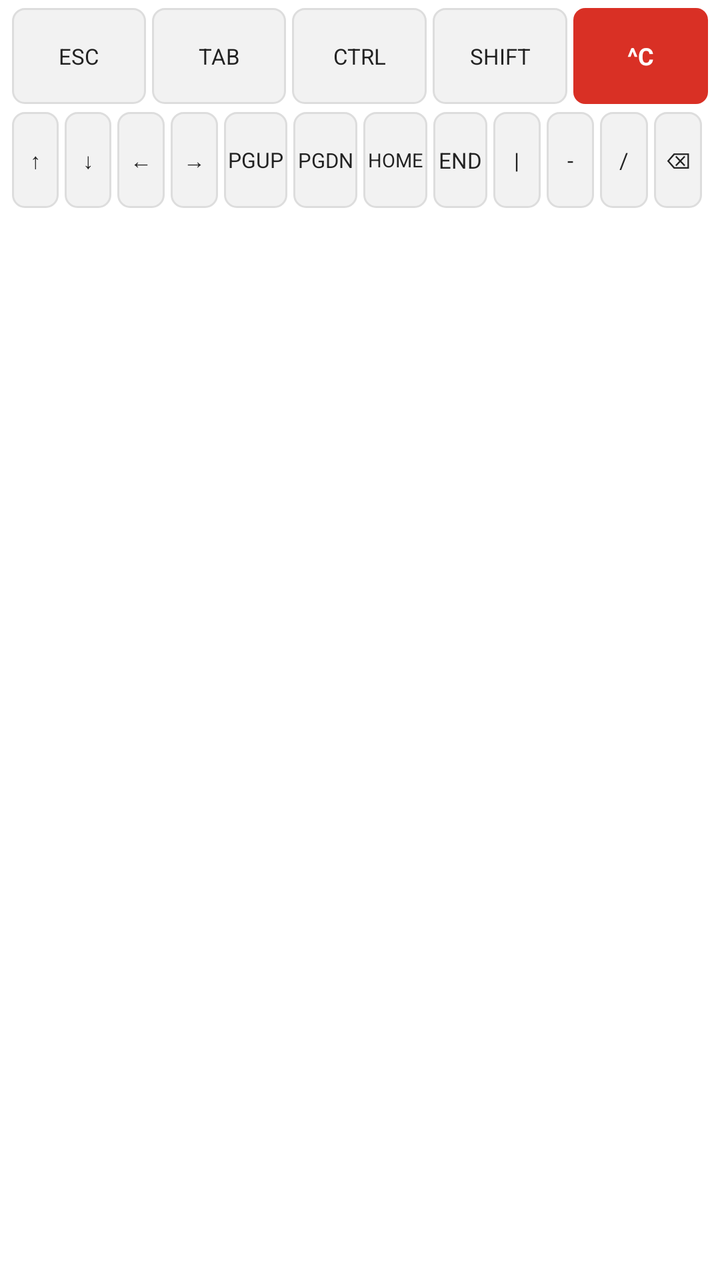
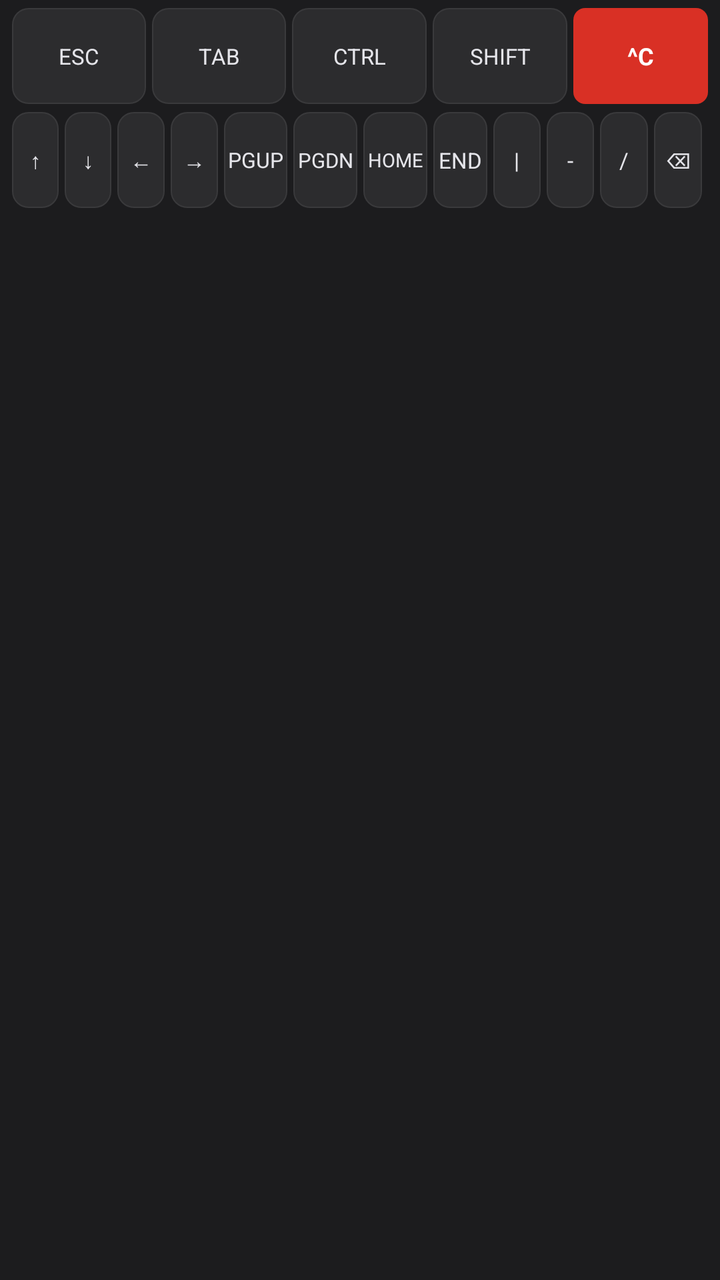

Compare the two renders of this Android layout. The source of the first and the diff that turns it into the second are given below.
<!-- AndroidManifest.xml: application theme Theme.Zhengdao -->
<!-- res/layout/term_keys.xml -->
<?xml version="1.0" encoding="utf-8"?>
<LinearLayout xmlns:android="http://schemas.android.com/apk/res/android"
    android:id="@+id/key_bar"
    android:layout_width="match_parent"
    android:layout_height="wrap_content"
    android:orientation="vertical"
    android:background="#FFFFFFFF"
    android:paddingTop="4dp"
    android:paddingBottom="4dp">

    
    <LinearLayout
        android:layout_width="match_parent"
        android:layout_height="wrap_content"
        android:orientation="horizontal"
        android:gravity="center_vertical"
        android:paddingStart="6dp"
        android:paddingEnd="6dp">

        <TextView
            android:id="@+id/key_esc"
            style="@style/TermKeyFlex"
            android:text="ESC" />

        <TextView
            android:id="@+id/key_tab"
            style="@style/TermKeyFlex"
            android:text="TAB" />

        <TextView
            android:id="@+id/key_ctrl"
            style="@style/TermKeyFlex"
            android:text="CTRL" />

        <TextView
            android:id="@+id/key_shift"
            style="@style/TermKeyFlex"
            android:text="SHIFT" />

        <TextView
            android:id="@+id/key_interrupt"
            style="@style/TermKeyDangerFlex"
            android:text="^C" />
    </LinearLayout>

    
    <LinearLayout
        android:layout_width="match_parent"
        android:layout_height="wrap_content"
        android:orientation="horizontal"
        android:gravity="center_vertical"
        android:layout_marginTop="4dp"
        android:paddingStart="6dp"
        android:paddingEnd="6dp">

        <TextView
            android:id="@+id/key_up"
            style="@style/TermKeyFlex"
            android:text="↑" />

        <TextView
            android:id="@+id/key_down"
            style="@style/TermKeyFlex"
            android:text="↓" />

        <TextView
            android:id="@+id/key_left"
            style="@style/TermKeyFlex"
            android:text="←" />

        <TextView
            android:id="@+id/key_right"
            style="@style/TermKeyFlex"
            android:text="→" />

        <TextView
            android:id="@+id/key_pgup"
            style="@style/TermKeyFlex"
            android:layout_weight="1.35"
            android:text="PGUP" />

        <TextView
            android:id="@+id/key_pgdn"
            style="@style/TermKeyFlex"
            android:layout_weight="1.35"
            android:text="PGDN" />

        <TextView
            android:id="@+id/key_home"
            style="@style/TermKeyFlex"
            android:layout_weight="1.35"
            android:text="HOME" />

        <TextView
            android:id="@+id/key_end"
            style="@style/TermKeyFlex"
            android:layout_weight="1.15"
            android:text="END" />

        <TextView
            android:id="@+id/key_pipe"
            style="@style/TermKeyFlex"
            android:text="|" />

        <TextView
            android:id="@+id/key_minus"
            style="@style/TermKeyFlex"
            android:text="-" />

        <TextView
            android:id="@+id/key_slash"
            style="@style/TermKeyFlex"
            android:text="/" />

        
        <TextView
            android:id="@+id/key_backspace"
            style="@style/TermKeyFlex"
            android:text="⌫" />
    </LinearLayout>
</LinearLayout>
<!-- resources referenced by this layout -->
<resources>
  <style name="TermKeyDangerFlex">
          <item name="android:layout_width">0dp</item>
          <item name="android:layout_weight">1</item>
          <item name="android:layout_height">48dp</item>
          <item name="android:gravity">center</item>
          <item name="android:paddingStart">2dp</item>
          <item name="android:paddingEnd">2dp</item>
          <item name="android:background">@drawable/key_button_danger_bg</item>
          <item name="android:textColor">#FFFFFFFF</item>
          <item name="android:textSize">12sp</item>
          <item name="android:textStyle">bold</item>
          <item name="android:maxLines">1</item>
      </style>
  <style name="TermKeyFlex">
          <item name="android:layout_width">0dp</item>
          <item name="android:layout_weight">1</item>
          <item name="android:layout_height">48dp</item>
          <item name="android:gravity">center</item>
          <item name="android:layout_marginEnd">3dp</item>
          <item name="android:paddingStart">2dp</item>
          <item name="android:paddingEnd">2dp</item>
          <item name="android:background">@drawable/key_button_bg</item>
          <item name="android:textColor">#FF222222</item>
          <item name="android:maxLines">1</item>
          
          <item name="android:autoSizeTextType">uniform</item>
          <item name="android:autoSizeMinTextSize">8sp</item>
          <item name="android:autoSizeMaxTextSize">11sp</item>
      </style>
  <style name="Theme.Zhengdao" parent="android:Theme.Material.Light.NoActionBar">
          
          <item name="android:statusBarColor">@android:color/transparent</item>
          <item name="android:windowDrawsSystemBarBackgrounds">true</item>
          <item name="android:windowLightStatusBar">true</item>
          <item name="android:windowSoftInputMode">adjustResize</item>
      </style>
  <!-- drawable key_button_danger_bg (drawable) -->
  <?xml version="1.0" encoding="utf-8"?>
  <selector xmlns:android="http://schemas.android.com/apk/res/android">
      <item android:state_pressed="true">
          <shape android:shape="rectangle">
              <solid android:color="#FFB0241B" />
              <corners android:radius="6dp" />
          </shape>
      </item>
      <item>
          <shape android:shape="rectangle">
              <solid android:color="#FFD93025" />
              <corners android:radius="6dp" />
          </shape>
      </item>
  </selector>
  <!-- drawable key_button_bg (drawable) -->
  <?xml version="1.0" encoding="utf-8"?>
  <selector xmlns:android="http://schemas.android.com/apk/res/android">
      
      <item android:state_pressed="true">
          <shape android:shape="rectangle">
              <solid android:color="#FFD8D8DD" />
              <corners android:radius="6dp" />
              <stroke android:width="1dp" android:color="#FFB4B4BB" />
          </shape>
      </item>
      
      <item>
          <shape android:shape="rectangle">
              <solid android:color="#FFF2F2F2" />
              <corners android:radius="6dp" />
              <stroke android:width="1dp" android:color="#FFDDDDDD" />
          </shape>
      </item>
  </selector>
</resources>

<!-- the commit's change to res/layout/term_keys.xml (unified diff, before → after) -->
@@ -4,7 +4,7 @@
     android:layout_width="match_parent"
     android:layout_height="wrap_content"
     android:orientation="vertical"
-    android:background="#FFFFFFFF"
+    android:background="#FF1C1C1E"
     android:paddingTop="4dp"
     android:paddingBottom="4dp">
 
<!-- resource entries referenced after the edit -->
@@ -22,7 +22,7 @@
           <item name="android:paddingStart">2dp</item>
           <item name="android:paddingEnd">2dp</item>
           <item name="android:background">@drawable/key_button_bg</item>
-          <item name="android:textColor">#FF222222</item>
+          <item name="android:textColor">#FFE5E5EA</item>
           <item name="android:maxLines">1</item>
           
           <item name="android:autoSizeTextType">uniform</item>
@@ -58,17 +58,17 @@
       
       <item android:state_pressed="true">
           <shape android:shape="rectangle">
-              <solid android:color="#FFD8D8DD" />
-              <corners android:radius="6dp" />
-              <stroke android:width="1dp" android:color="#FFB4B4BB" />
+              <solid android:color="#FF48484A" />
+              <corners android:radius="8dp" />
+              <stroke android:width="0.5dp" android:color="#FF5C5C5E" />
           </shape>
       </item>
       
       <item>
           <shape android:shape="rectangle">
-              <solid android:color="#FFF2F2F2" />
-              <corners android:radius="6dp" />
-              <stroke android:width="1dp" android:color="#FFDDDDDD" />
+              <solid android:color="#FF2C2C2E" />
+              <corners android:radius="8dp" />
+              <stroke android:width="0.5dp" android:color="#FF3A3A3C" />
           </shape>
       </item>
   </selector>
